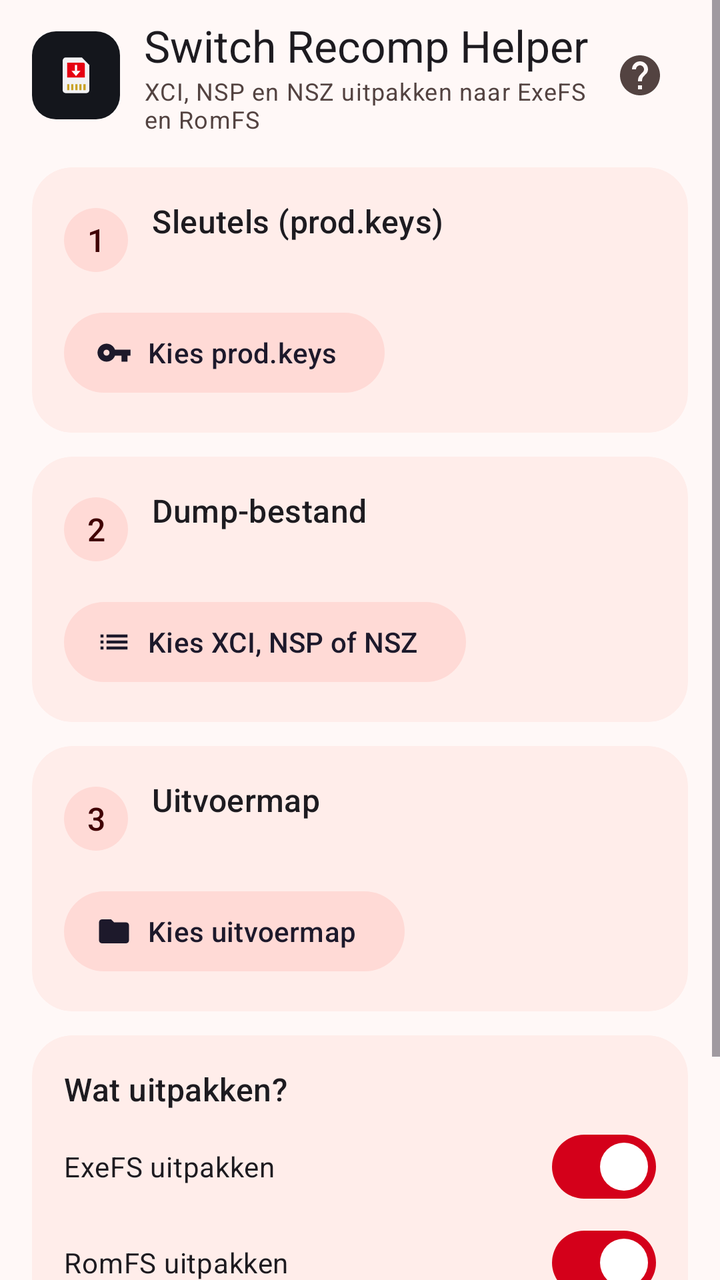
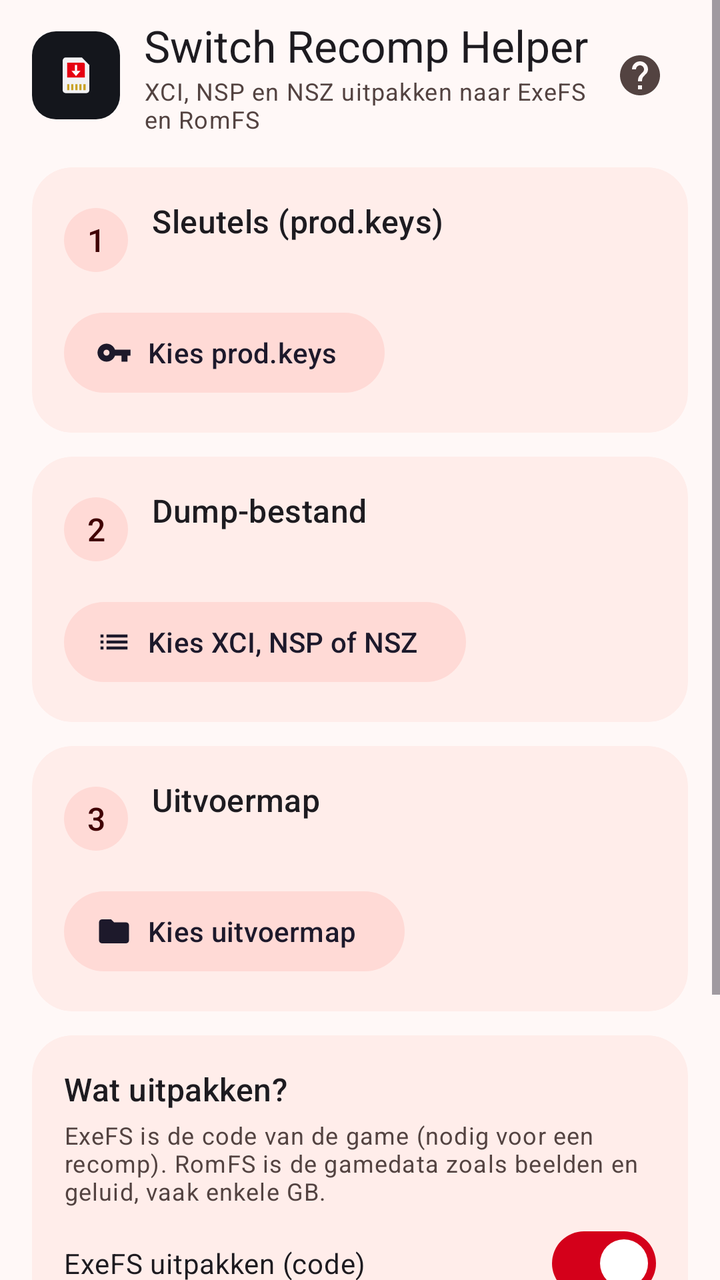

Compare the two renders of this Android layout. The source of the first and the diff that turns it into the second are given below.
<!-- AndroidManifest.xml: application theme Theme.SwitchRecompHelper -->
<!-- res/layout/activity_main.xml -->
<?xml version="1.0" encoding="utf-8"?>
<ScrollView xmlns:android="http://schemas.android.com/apk/res/android"
    xmlns:app="http://schemas.android.com/apk/res-auto"
    android:id="@+id/root"
    android:layout_width="match_parent"
    android:layout_height="match_parent"
    android:clipToPadding="false"
    android:fillViewport="true">

    <LinearLayout
        android:layout_width="match_parent"
        android:layout_height="wrap_content"
        android:orientation="vertical"
        android:paddingHorizontal="16dp"
        android:paddingBottom="24dp">

        
        <LinearLayout
            android:layout_width="match_parent"
            android:layout_height="wrap_content"
            android:layout_marginTop="8dp"
            android:gravity="center_vertical"
            android:orientation="horizontal">

            <ImageView
                android:layout_width="44dp"
                android:layout_height="44dp"
                android:background="@drawable/bg_icon"
                android:importantForAccessibility="no"
                android:padding="2dp"
                android:src="@drawable/ic_cartridge" />

            <LinearLayout
                android:layout_width="0dp"
                android:layout_height="wrap_content"
                android:layout_marginStart="12dp"
                android:layout_weight="1"
                android:orientation="vertical">
                <TextView
                    android:layout_width="wrap_content"
                    android:layout_height="wrap_content"
                    android:text="@string/app_name"
                    android:textAppearance="?attr/textAppearanceTitleLarge" />
                <TextView
                    android:layout_width="wrap_content"
                    android:layout_height="wrap_content"
                    android:text="@string/tagline"
                    android:textAppearance="?attr/textAppearanceBodySmall"
                    android:textColor="?attr/colorOnSurfaceVariant" />
            </LinearLayout>

            <ImageButton
                android:id="@+id/help"
                android:layout_width="48dp"
                android:layout_height="48dp"
                android:background="?attr/selectableItemBackgroundBorderless"
                android:contentDescription="@string/help"
                android:src="@drawable/ic_help"
                app:tint="?attr/colorOnSurfaceVariant" />
        </LinearLayout>

        
        <com.google.android.material.card.MaterialCardView
            style="@style/Widget.App.Card"
            android:layout_width="match_parent"
            android:layout_height="wrap_content"
            android:layout_marginTop="16dp">
            <LinearLayout
                android:layout_width="match_parent"
                android:layout_height="wrap_content"
                android:orientation="vertical"
                android:padding="16dp">
                <LinearLayout
                    android:layout_width="match_parent"
                    android:layout_height="wrap_content"
                    android:gravity="center_vertical"
                    android:orientation="horizontal">
                    <TextView
                        android:id="@+id/badge1"
                        style="@style/TextAppearance.App.Step"
                        android:layout_width="32dp"
                        android:layout_height="32dp"
                        android:background="@drawable/bg_badge"
                        android:gravity="center"
                        android:text="1"
                        android:textColor="?attr/colorOnPrimaryContainer" />
                    <LinearLayout
                        android:layout_width="0dp"
                        android:layout_height="wrap_content"
                        android:layout_marginStart="12dp"
                        android:layout_weight="1"
                        android:orientation="vertical">
                        <TextView
                            android:layout_width="match_parent"
                            android:layout_height="wrap_content"
                            android:text="@string/step_keys"
                            android:textAppearance="@style/TextAppearance.App.Step" />
                        <TextView
                            android:id="@+id/keysStatus"
                            android:layout_width="match_parent"
                            android:layout_height="wrap_content"
                            android:ellipsize="middle"
                            android:singleLine="true"
                            android:textAppearance="?attr/textAppearanceBodyMedium"
                            android:textColor="?attr/colorOnSurfaceVariant" />
                    </LinearLayout>
                </LinearLayout>
                <com.google.android.material.button.MaterialButton
                    android:id="@+id/pickKeys"
                    style="@style/Widget.Material3.Button.TonalButton.Icon"
                    android:layout_width="wrap_content"
                    android:layout_height="wrap_content"
                    android:layout_marginTop="12dp"
                    android:text="@string/btn_pick_keys"
                    app:icon="@drawable/ic_key" />
            </LinearLayout>
        </com.google.android.material.card.MaterialCardView>

        
        <com.google.android.material.card.MaterialCardView
            style="@style/Widget.App.Card"
            android:layout_width="match_parent"
            android:layout_height="wrap_content"
            android:layout_marginTop="12dp">
            <LinearLayout
                android:layout_width="match_parent"
                android:layout_height="wrap_content"
                android:orientation="vertical"
                android:padding="16dp">
                <LinearLayout
                    android:layout_width="match_parent"
                    android:layout_height="wrap_content"
                    android:gravity="center_vertical"
                    android:orientation="horizontal">
                    <TextView
                        android:id="@+id/badge2"
                        style="@style/TextAppearance.App.Step"
                        android:layout_width="32dp"
                        android:layout_height="32dp"
                        android:background="@drawable/bg_badge"
                        android:gravity="center"
                        android:text="2"
                        android:textColor="?attr/colorOnPrimaryContainer" />
                    <LinearLayout
                        android:layout_width="0dp"
                        android:layout_height="wrap_content"
                        android:layout_marginStart="12dp"
                        android:layout_weight="1"
                        android:orientation="vertical">
                        <TextView
                            android:layout_width="match_parent"
                            android:layout_height="wrap_content"
                            android:text="@string/step_xci"
                            android:textAppearance="@style/TextAppearance.App.Step" />
                        <TextView
                            android:id="@+id/xciStatus"
                            android:layout_width="match_parent"
                            android:layout_height="wrap_content"
                            android:ellipsize="middle"
                            android:singleLine="true"
                            android:textAppearance="?attr/textAppearanceBodyMedium"
                            android:textColor="?attr/colorOnSurfaceVariant" />
                    </LinearLayout>
                </LinearLayout>
                <com.google.android.material.button.MaterialButton
                    android:id="@+id/pickXci"
                    style="@style/Widget.Material3.Button.TonalButton.Icon"
                    android:layout_width="wrap_content"
                    android:layout_height="wrap_content"
                    android:layout_marginTop="12dp"
                    android:text="@string/btn_pick_xci"
                    app:icon="@drawable/ic_steps" />
            </LinearLayout>
        </com.google.android.material.card.MaterialCardView>

        
        <com.google.android.material.card.MaterialCardView
            style="@style/Widget.App.Card"
            android:layout_width="match_parent"
            android:layout_height="wrap_content"
            android:layout_marginTop="12dp">
            <LinearLayout
                android:layout_width="match_parent"
                android:layout_height="wrap_content"
                android:orientation="vertical"
                android:padding="16dp">
                <LinearLayout
                    android:layout_width="match_parent"
                    android:layout_height="wrap_content"
                    android:gravity="center_vertical"
                    android:orientation="horizontal">
                    <TextView
                        android:id="@+id/badge3"
                        style="@style/TextAppearance.App.Step"
                        android:layout_width="32dp"
                        android:layout_height="32dp"
                        android:background="@drawable/bg_badge"
                        android:gravity="center"
                        android:text="3"
                        android:textColor="?attr/colorOnPrimaryContainer" />
                    <LinearLayout
                        android:layout_width="0dp"
                        android:layout_height="wrap_content"
                        android:layout_marginStart="12dp"
                        android:layout_weight="1"
                        android:orientation="vertical">
                        <TextView
                            android:layout_width="match_parent"
                            android:layout_height="wrap_content"
                            android:text="@string/step_out"
                            android:textAppearance="@style/TextAppearance.App.Step" />
                        <TextView
                            android:id="@+id/outStatus"
                            android:layout_width="match_parent"
                            android:layout_height="wrap_content"
                            android:ellipsize="middle"
                            android:singleLine="true"
                            android:textAppearance="?attr/textAppearanceBodyMedium"
                            android:textColor="?attr/colorOnSurfaceVariant" />
                    </LinearLayout>
                </LinearLayout>
                <com.google.android.material.button.MaterialButton
                    android:id="@+id/pickOut"
                    style="@style/Widget.Material3.Button.TonalButton.Icon"
                    android:layout_width="wrap_content"
                    android:layout_height="wrap_content"
                    android:layout_marginTop="12dp"
                    android:text="@string/btn_pick_out"
                    app:icon="@drawable/ic_folder" />
            </LinearLayout>
        </com.google.android.material.card.MaterialCardView>

        
        <com.google.android.material.card.MaterialCardView
            style="@style/Widget.App.Card"
            android:layout_width="match_parent"
            android:layout_height="wrap_content"
            android:layout_marginTop="12dp">
            <LinearLayout
                android:layout_width="match_parent"
                android:layout_height="wrap_content"
                android:orientation="vertical"
                android:padding="16dp">
                <TextView
                    android:layout_width="match_parent"
                    android:layout_height="wrap_content"
                    android:text="@string/options"
                    android:textAppearance="@style/TextAppearance.App.Step" />
                <com.google.android.material.materialswitch.MaterialSwitch
                    android:id="@+id/cbExefs"
                    android:layout_width="match_parent"
                    android:layout_height="wrap_content"
                    android:layout_marginTop="4dp"
                    android:checked="true"
                    android:minHeight="48dp"
                    android:text="@string/cb_exefs" />
                <com.google.android.material.materialswitch.MaterialSwitch
                    android:id="@+id/cbRomfs"
                    android:layout_width="match_parent"
                    android:layout_height="wrap_content"
                    android:checked="true"
                    android:minHeight="48dp"
                    android:text="@string/cb_romfs" />
            </LinearLayout>
        </com.google.android.material.card.MaterialCardView>

        
        <com.google.android.material.button.MaterialButton
            android:id="@+id/start"
            android:layout_width="match_parent"
            android:layout_height="64dp"
            android:layout_marginTop="16dp"
            android:text="@string/btn_start"
            android:textSize="18sp"
            app:cornerRadius="20dp" />

        
        <com.google.android.material.card.MaterialCardView
            android:id="@+id/progressCard"
            style="@style/Widget.App.Card"
            android:layout_width="match_parent"
            android:layout_height="wrap_content"
            android:layout_marginTop="12dp"
            android:visibility="gone">
            <LinearLayout
                android:layout_width="match_parent"
                android:layout_height="wrap_content"
                android:orientation="vertical"
                android:padding="16dp">
                <LinearLayout
                    android:layout_width="match_parent"
                    android:layout_height="wrap_content"
                    android:gravity="bottom"
                    android:orientation="horizontal">
                    <TextView
                        android:id="@+id/percent"
                        android:layout_width="0dp"
                        android:layout_height="wrap_content"
                        android:layout_weight="1"
                        android:textAppearance="?attr/textAppearanceHeadlineMedium" />
                    <TextView
                        android:id="@+id/speed"
                        android:layout_width="wrap_content"
                        android:layout_height="wrap_content"
                        android:textAppearance="?attr/textAppearanceBodyMedium"
                        android:textColor="?attr/colorOnSurfaceVariant" />
                </LinearLayout>
                <com.google.android.material.progressindicator.LinearProgressIndicator
                    android:id="@+id/progress"
                    android:layout_width="match_parent"
                    android:layout_height="wrap_content"
                    android:layout_marginTop="8dp"
                    android:max="1000"
                    app:trackCornerRadius="4dp"
                    app:trackThickness="8dp" />
                <TextView
                    android:id="@+id/eta"
                    android:layout_width="match_parent"
                    android:layout_height="wrap_content"
                    android:layout_marginTop="8dp"
                    android:textAppearance="?attr/textAppearanceBodyMedium" />
                <TextView
                    android:id="@+id/currentFile"
                    android:layout_width="match_parent"
                    android:layout_height="wrap_content"
                    android:ellipsize="middle"
                    android:singleLine="true"
                    android:textAppearance="?attr/textAppearanceBodySmall"
                    android:textColor="?attr/colorOnSurfaceVariant" />
                <com.google.android.material.button.MaterialButton
                    android:id="@+id/cancel"
                    style="@style/Widget.Material3.Button.OutlinedButton"
                    android:layout_width="wrap_content"
                    android:layout_height="wrap_content"
                    android:layout_marginTop="8dp"
                    android:text="@string/btn_cancel" />
            </LinearLayout>
        </com.google.android.material.card.MaterialCardView>

        <TextView
            android:id="@+id/message"
            android:layout_width="match_parent"
            android:layout_height="wrap_content"
            android:layout_marginTop="12dp"
            android:textAppearance="?attr/textAppearanceBodyLarge"
            android:textIsSelectable="true"
            android:visibility="gone" />

        <com.google.android.material.button.MaterialButton
            android:id="@+id/toggleLog"
            style="@style/Widget.Material3.Button.TextButton"
            android:layout_width="wrap_content"
            android:layout_height="wrap_content"
            android:text="@string/details_show"
            android:visibility="gone" />
        <TextView
            android:id="@+id/log"
            android:layout_width="match_parent"
            android:layout_height="wrap_content"
            android:fontFamily="monospace"
            android:textIsSelectable="true"
            android:textSize="12sp"
            android:visibility="gone" />
    </LinearLayout>
</ScrollView>
<!-- resources referenced by this layout -->
<resources>
  <!-- drawable bg_badge (drawable) -->
  <?xml version="1.0" encoding="utf-8"?>
  <shape xmlns:android="http://schemas.android.com/apk/res/android" android:shape="oval">
      <solid android:color="?attr/colorPrimaryContainer" />
  </shape>
  <!-- drawable bg_icon (drawable) -->
  <?xml version="1.0" encoding="utf-8"?>
  <shape xmlns:android="http://schemas.android.com/apk/res/android" android:shape="rectangle">
      <solid android:color="@color/icon_bg" />
      <corners android:radius="12dp" />
  </shape>
  <!-- drawable ic_folder (drawable) -->
  <?xml version="1.0" encoding="utf-8"?>
  <vector xmlns:android="http://schemas.android.com/apk/res/android"
      android:width="24dp" android:height="24dp"
      android:viewportWidth="24" android:viewportHeight="24"
      android:tint="?attr/colorControlNormal">
      <path android:fillColor="@android:color/white" android:pathData="M10,4H4c-1.1,0 -1.99,0.9 -1.99,2L2,18c0,1.1 0.9,2 2,2h16c1.1,0 2,-0.9 2,-2V8c0,-1.1 -0.9,-2 -2,-2h-8l-2,-2z" />
  </vector>
  <!-- drawable ic_key (drawable) -->
  <?xml version="1.0" encoding="utf-8"?>
  <vector xmlns:android="http://schemas.android.com/apk/res/android"
      android:width="24dp" android:height="24dp"
      android:viewportWidth="24" android:viewportHeight="24"
      android:tint="?attr/colorControlNormal">
      <path android:fillColor="@android:color/white" android:pathData="M12.65,10C11.83,7.67 9.61,6 7,6c-3.31,0 -6,2.69 -6,6s2.69,6 6,6c2.61,0 4.83,-1.67 5.65,-4H17v4h4v-4h2v-4H12.65zM7,14c-1.1,0 -2,-0.9 -2,-2s0.9,-2 2,-2 2,0.9 2,2 -0.9,2 -2,2z" />
  </vector>
  <!-- drawable ic_steps (drawable) -->
  <?xml version="1.0" encoding="utf-8"?>
  <vector xmlns:android="http://schemas.android.com/apk/res/android"
      android:width="24dp" android:height="24dp"
      android:viewportWidth="24" android:viewportHeight="24"
      android:tint="?attr/colorControlNormal">
      <path android:fillColor="@android:color/white" android:pathData="M3,13h2v-2L3,11v2zM3,17h2v-2L3,15v2zM3,9h2L5,7L3,7v2zM7,13h14v-2L7,11v2zM7,17h14v-2L7,15v2zM7,7v2h14L21,7L7,7z" />
  </vector>
  <string name="app_name">Switch Recomp Helper</string>
  <string name="btn_cancel">Annuleren</string>
  <string name="btn_pick_keys">Kies prod.keys</string>
  <string name="btn_pick_out">Kies uitvoermap</string>
  <string name="btn_pick_xci">Kies XCI, NSP of NSZ</string>
  <string name="btn_start">Uitpakken</string>
  <string name="cb_exefs">ExeFS uitpakken</string>
  <string name="cb_romfs">RomFS uitpakken</string>
  <string name="details_show">Details tonen</string>
  <string name="help">Uitleg</string>
  <string name="options">Wat uitpakken?</string>
  <string name="step_keys">Sleutels (prod.keys)</string>
  <string name="step_out">Uitvoermap</string>
  <string name="step_xci">Dump-bestand</string>
  <string name="tagline">XCI, NSP en NSZ uitpakken naar ExeFS en RomFS</string>
  <style name="TextAppearance.App.Step" parent="TextAppearance.Material3.TitleMedium" />
  <style name="Widget.App.Card" parent="Widget.Material3.CardView.Filled">
          <item name="cardBackgroundColor">@color/brand_card</item>
          <item name="cardCornerRadius">20dp</item>
          <item name="cardElevation">0dp</item>
      </style>
  <color name="icon_bg">#14161C</color>
  <color name="brand_card">#FFEDEA</color>
  <color name="brand_primary">#D4001A</color>
  <color name="brand_on_primary">#FFFFFF</color>
  <color name="brand_primary_container">#FFDAD6</color>
  <color name="brand_on_primary_container">#410003</color>
  <color name="brand_secondary">#775652</color>
  <color name="brand_secondary_container">#FFDAD6</color>
  <color name="brand_surface">#FFF8F7</color>
  <color name="brand_on_surface">#231918</color>
  <color name="brand_surface_variant">#F5DDDA</color>
  <color name="brand_on_surface_variant">#534341</color>
  <color name="brand_outline">#857370</color>
  <!-- unchanged entries left out for length: 3 -->
</resources>

<!-- the commit's change to res/layout/activity_main.xml (unified diff, before → after) -->
@@ -246,6 +246,13 @@
                     android:layout_height="wrap_content"
                     android:text="@string/options"
                     android:textAppearance="@style/TextAppearance.App.Step" />
+                <TextView
+                    android:layout_width="match_parent"
+                    android:layout_height="wrap_content"
+                    android:layout_marginTop="4dp"
+                    android:text="@string/options_hint"
+                    android:textAppearance="?attr/textAppearanceBodySmall"
+                    android:textColor="?attr/colorOnSurfaceVariant" />
                 <com.google.android.material.materialswitch.MaterialSwitch
                     android:id="@+id/cbExefs"
                     android:layout_width="match_parent"
<!-- resource entries referenced after the edit -->
@@ -41,11 +41,12 @@
   <string name="btn_pick_out">Kies uitvoermap</string>
   <string name="btn_pick_xci">Kies XCI, NSP of NSZ</string>
   <string name="btn_start">Uitpakken</string>
-  <string name="cb_exefs">ExeFS uitpakken</string>
-  <string name="cb_romfs">RomFS uitpakken</string>
+  <string name="cb_exefs">ExeFS uitpakken (code)</string>
+  <string name="cb_romfs">RomFS uitpakken (gamedata)</string>
   <string name="details_show">Details tonen</string>
   <string name="help">Uitleg</string>
   <string name="options">Wat uitpakken?</string>
+  <string name="options_hint">ExeFS is de code van de game (nodig voor een recomp). RomFS is de gamedata zoals beelden en geluid, vaak enkele GB.</string>
   <string name="step_keys">Sleutels (prod.keys)</string>
   <string name="step_out">Uitvoermap</string>
   <string name="step_xci">Dump-bestand</string>
